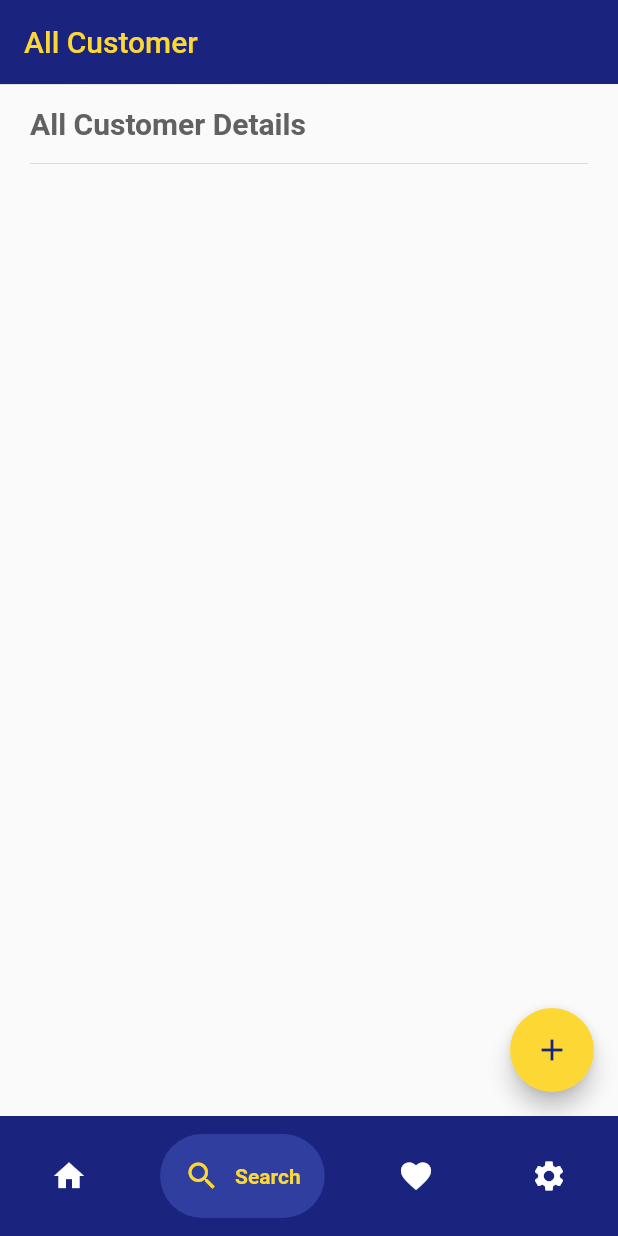
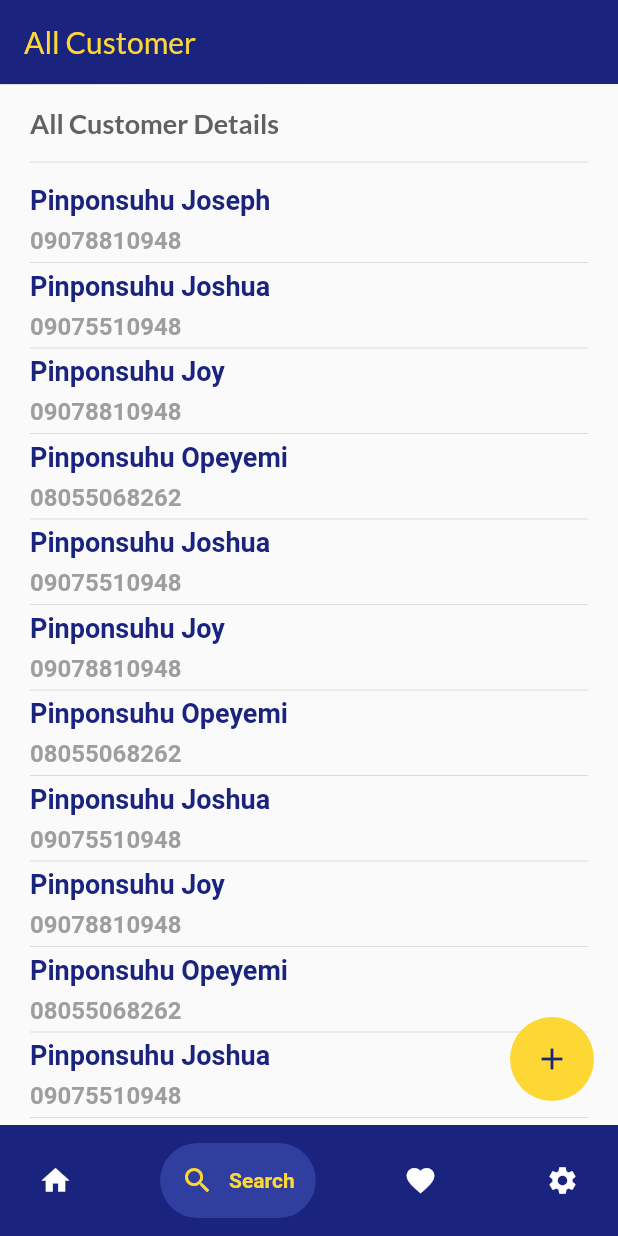
Before and after one commit to Pinponsuhu/Tailoring-app, a Flutter app: the screen it shows after launch, item 2 of the bottom bar chosen, on a phone screen of 412 x 824 dp. Run offline on Flutter 3.47's test engine with Material 2 defaults, Android fonts, the phone set to English and light mode, and no system bars; drawn by our look-alikes of google_nav_bar; our stand-ins replace flutter_native_splash, font_awesome_flutter.

```diff
--- a/lib/screens/all_customer/all_customer.dart
+++ b/lib/screens/all_customer/all_customer.dart
@@ -13,27 +13,99 @@ class _AllCustomerState extends State<AllCustomer> {
     {
       'name': "Pinponsuhu Joseph",
       'gender': "Male",
-      'phone': 09078810948,
+      'phone': "09078810948",
       'category': "Shirt"
     },
     {
       'name': "Pinponsuhu Joshua",
       'gender': "Male",
-      'phone': 09075510948,
+      'phone': "09075510948",
       'category': "Cap"
     },
     {
       'name': "Pinponsuhu Joy",
       'gender': "Female",
-      'phone': 09078810948,
+      'phone': "09078810948",
       'category': "Skirt"
     },
     {
       'name': "Pinponsuhu Opeyemi",
       'gender': "Female",
-      'phone': 08055068262,
+      'phone': "08055068262",
       'category': "Skirt"
-    }
+    },
+    {
+      'name': "Pinponsuhu Joshua",
+      'gender': "Male",
+      'phone': "09075510948",
+      'category': "Cap"
+    },
+    {
+      'name': "Pinponsuhu Joy",
+      'gender': "Female",
+      'phone': "09078810948",
+      'category': "Skirt"
+    },
+    {
+      'name': "Pinponsuhu Opeyemi",
+      'gender': "Female",
+      'phone': "08055068262",
+      'category': "Skirt"
+    },
+    {
+      'name': "Pinponsuhu Joshua",
+      'gender': "Male",
+      'phone': "09075510948",
+      'category': "Cap"
+    },
+    {
+      'name': "Pinponsuhu Joy",
+      'gender': "Female",
+      'phone': "09078810948",
+      'category': "Skirt"
+    },
+    {
+      'name': "Pinponsuhu Opeyemi",
+      'gender': "Female",
+      'phone': "08055068262",
+      'category': "Skirt"
+    },
+    {
+      'name': "Pinponsuhu Joshua",
+      'gender': "Male",
+      'phone': "09075510948",
+      'category': "Cap"
+    },
+    {
+      'name': "Pinponsuhu Joy",
+      'gender': "Female",
+      'phone': "09078810948",
+      'category': "Skirt"
+    },
+    {
+      'name': "Pinponsuhu Opeyemi",
+      'gender': "Female",
+      'phone': "08055068262",
+      'category': "Skirt"
+    },
+    {
+      'name': "Pinponsuhu Joshua",
+      'gender': "Male",
+      'phone': "09075510948",
+      'category': "Cap"
+    },
+    {
+      'name': "Pinponsuhu Joy",
+      'gender': "Female",
+      'phone': "09078810948",
+      'category': "Skirt"
+    },
+    {
+      'name': "Pinponsuhu Opeyemi",
+      'gender': "Female",
+      'phone': "08055068262",
+      'category': "Skirt"
+    },
   ];
 
   @override
@@ -44,7 +116,7 @@ class _AllCustomerState extends State<AllCustomer> {
           backgroundColor: Colors.indigo[900],
           title: Text(
             "All Customer",
-            style: TextStyle(color: Colors.yellow[600]),
+            style: TextStyle(color: Colors.yellow[600], fontFamily: "Lato"),
           ),
         ),
         body: SingleChildScrollView(
@@ -58,18 +130,29 @@ class _AllCustomerState extends State<AllCustomer> {
                   textAlign: TextAlign.left,
                   "All Customer Details",
                   style: TextStyle(
-                      fontSize: 20,
+                      fontSize: 18,
+                      fontFamily: "Lato",
                       color: Colors.grey[700],
                       fontWeight: FontWeight.bold),
                 ),
                 Divider(
                   height: 30,
                 ),
+                ListView.builder(
+                  scrollDirection: Axis.vertical,
+                  itemCount: customers.length,
+                  shrinkWrap: true,
+                  itemBuilder: (BuildContext context, int index) =>
+                      customerList(
+                          name: customers[index]['name'] as String,
+                          number: customers[index]['phone'] as String),
+                ),
               ],
             ),
           ),
         ),
         floatingActionButton: FloatingActionButton(
+          elevation: 0,
           backgroundColor: Colors.yellow[600],
           onPressed: null,
           child: Icon(color: Colors.indigo[900], Icons.add),
--- a/lib/screens/all_customer/components/build_customer.dart
+++ b/lib/screens/all_customer/components/build_customer.dart
@@ -1,29 +1,33 @@
 import 'package:flutter/material.dart';
 
 Widget customerList({String? name, String? number}) {
-  return Container(
-    height: 76,
+  return SizedBox(
     child: Column(
+      mainAxisAlignment: MainAxisAlignment.start,
+      crossAxisAlignment: CrossAxisAlignment.start,
       children: [
         Text(
           name!,
           style: TextStyle(
-            fontSize: 24,
+            fontSize: 18,
             fontWeight: FontWeight.bold,
             color: Colors.indigo[900],
           ),
         ),
         SizedBox(
-          height: 8,
+          height: 7,
         ),
         Text(
           number!,
           style: TextStyle(
-            fontSize: 18,
+            fontSize: 16,
             fontWeight: FontWeight.bold,
             color: Colors.grey[500],
           ),
         ),
+        Divider(
+          height: 10,
+        )
       ],
     ),
   );
--- a/lib/screens/authenticated.dart
+++ b/lib/screens/authenticated.dart
@@ -12,7 +12,7 @@ class Authenticated extends StatefulWidget {
 }
 
 class _AuthenticatedState extends State<Authenticated> {
-  var screens = [Home(), AllCustomer()];
+  var screens = [Home(), AllCustomer(), AllCustomer(), AllCustomer()];
   int screenIndex = 0;
   @override
   Widget build(BuildContext context) {
@@ -22,15 +22,15 @@ class _AuthenticatedState extends State<Authenticated> {
         bottomNavigationBar: Container(
           color: Colors.indigo[900],
           child: Padding(
-            padding: const EdgeInsets.symmetric(vertical: 12.0, horizontal: 18),
+            padding: const EdgeInsets.symmetric(vertical: 12.0, horizontal: 12),
             child: GNav(
               backgroundColor: Color.fromARGB(255, 26, 35, 126),
               color: Colors.white,
               activeColor: Colors.yellow[600],
               tabBackgroundColor: Colors.indigo.shade700,
               gap: 10.0,
-              iconSize: 24.0,
-              padding: EdgeInsets.all(16),
+              iconSize: 22.0,
+              padding: EdgeInsets.all(14),
               onTabChange: (index) {
                 setState(() {
                   screenIndex = index;
--- a/lib/screens/home/components/categories.dart
+++ b/lib/screens/home/components/categories.dart
@@ -7,7 +7,7 @@ Widget buildCategories({String? category}) {
       TextButton(
         style: ButtonStyle(
             padding: MaterialStateProperty.all(
-                EdgeInsets.symmetric(horizontal: 25, vertical: 16)),
+                EdgeInsets.symmetric(horizontal: 35, vertical: 10)),
             backgroundColor: MaterialStateProperty.all(Colors.indigo[900])),
         onPressed: () {
           print(category);
@@ -15,6 +15,7 @@ Widget buildCategories({String? category}) {
         child: Text(
           category!,
           style: TextStyle(
+            fontFamily: "Lato",
             color: Colors.yellow[500],
             fontSize: 17,
           ),
--- a/lib/screens/home/components/customers_block.dart
+++ b/lib/screens/home/components/customers_block.dart
@@ -39,14 +39,16 @@ Widget buildCustomerBlock(
           name!,
           style: TextStyle(
               fontSize: 22,
-              fontWeight: FontWeight.w500,
+              fontFamily: "Lato",
+              fontWeight: FontWeight.bold,
               color: Colors.indigo[800]),
         ),
         SizedBox(height: 12),
         Text(
           phone!.toString(),
           style: TextStyle(
-              fontSize: 18,
+              fontSize: 17,
+              fontFamily: "Lato",
               fontWeight: FontWeight.w500,
               color: Colors.indigo[800]),
         ),
```
Also changed, not shown: lib/screens/home/home.dart (+21 -34 lines).
